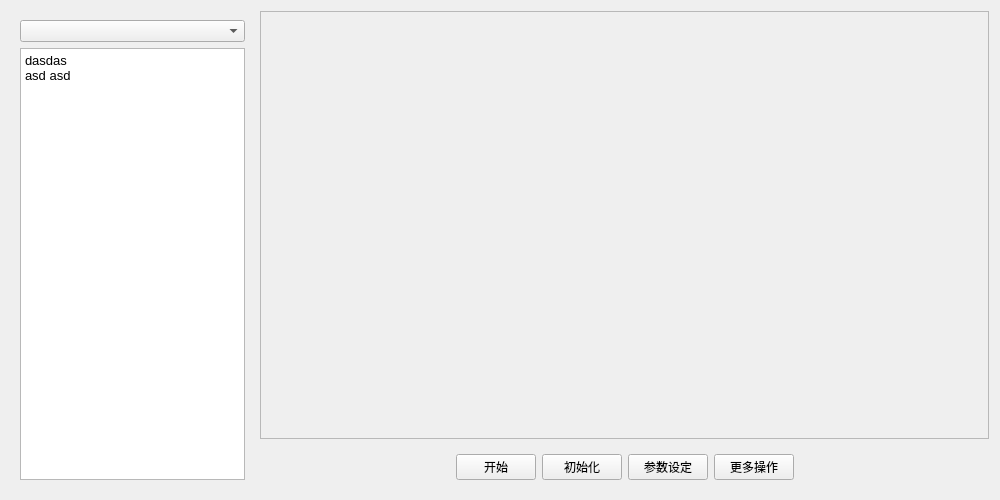
Above: core/widget.ui from dayu521/abc before the change. Below: the same form after it.
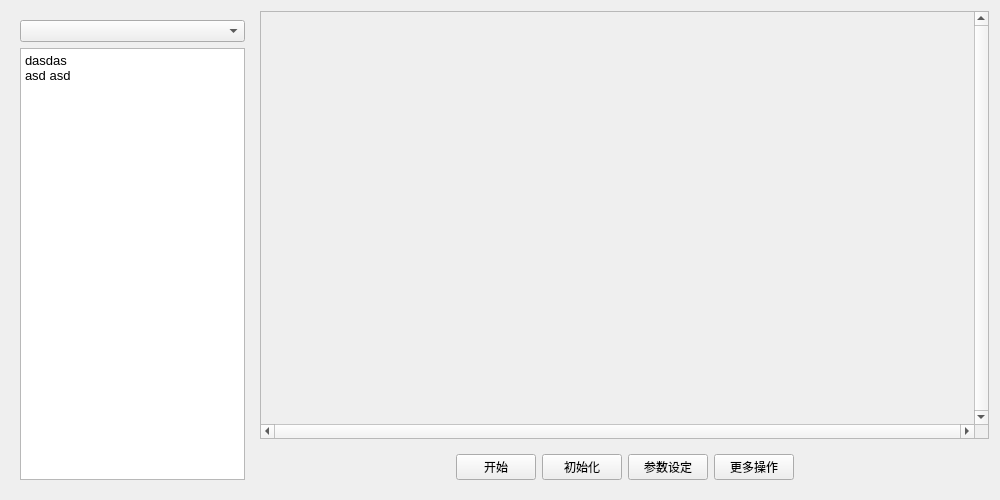
That is the form after the change. Custom widgets are drawn as their Qt base class.

```diff
--- a/core/widget.ui
+++ b/core/widget.ui
@@ -49,30 +49,29 @@
    </item>
    <item>
     <layout class="QVBoxLayout" name="verticalLayout" stretch="1,0">
+     <property name="sizeConstraint">
+      <enum>QLayout::SetMinAndMaxSize</enum>
+     </property>
      <item>
       <widget class="QScrollArea" name="rightContainerWidgetWrap">
+       <property name="verticalScrollBarPolicy">
+        <enum>Qt::ScrollBarAlwaysOn</enum>
+       </property>
+       <property name="horizontalScrollBarPolicy">
+        <enum>Qt::ScrollBarAlwaysOn</enum>
+       </property>
        <property name="widgetResizable">
-        <bool>true</bool>
+        <bool>false</bool>
        </property>
-       <widget class="QWidget" name="scrollAreaWidgetContents">
+       <widget class="MyScreen" name="rightContainerWidget">
         <property name="geometry">
          <rect>
           <x>0</x>
           <y>0</y>
-          <width>730</width>
-          <height>427</height>
+          <width>710</width>
+          <height>407</height>
          </rect>
         </property>
-        <widget class="MyScreen" name="rightContainerWidget" native="true">
-         <property name="geometry">
-          <rect>
-           <x>0</x>
-           <y>0</y>
-           <width>250</width>
-           <height>250</height>
-          </rect>
-         </property>
-        </widget>
        </widget>
       </widget>
      </item>
```
